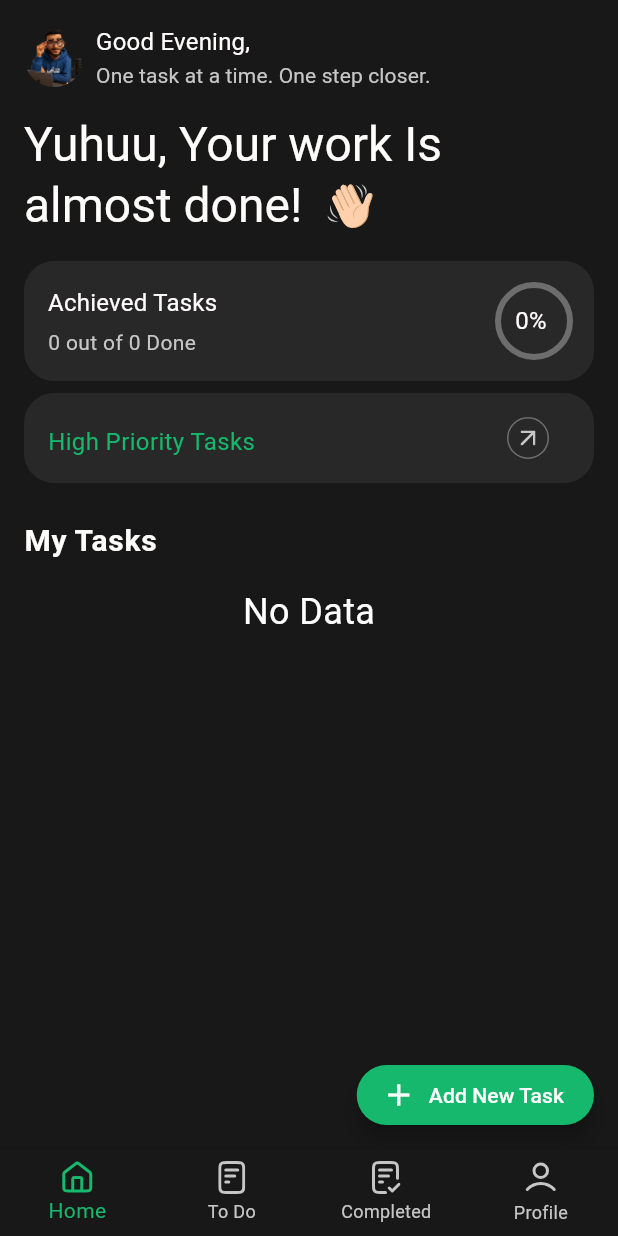
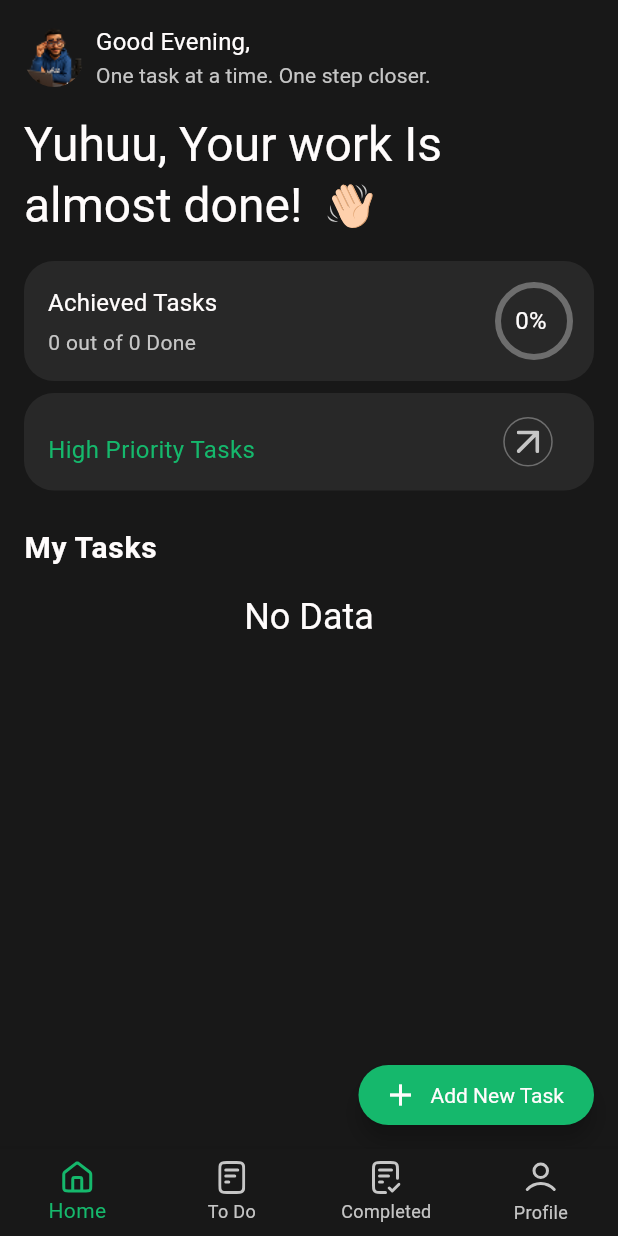
Before and after one commit to aiteamKBC/Tasky_App_V2, a Flutter app: the MainScreen screen opened directly, on a phone screen of 412 x 824 dp. Run offline on Flutter 3.47's test engine with Material 3 defaults, Android fonts, the phone set to English and light mode, and no system bars; our stand-ins replace flutter_svg, shared_preferences; accounts and stored records are empty.

Commit message:
Update Tasky App

```diff
--- a/lib/core/theme/dark_theme.dart
+++ b/lib/core/theme/dark_theme.dart
@@ -4,7 +4,10 @@ ThemeData darktheme = ThemeData(
   scaffoldBackgroundColor: Color(0XFF181818),
   useMaterial3: true,
   brightness: Brightness.dark,
-  colorScheme: ColorScheme.dark(primaryContainer: Color(0xFF282828)),
+  colorScheme: ColorScheme.dark(
+    primaryContainer: Color(0xFF282828),
+    secondary: Color(0xffC6C6C6),
+  ),
   appBarTheme: AppBarTheme(
     backgroundColor: Color(0XFF181818),
     titleTextStyle: TextStyle(
@@ -45,7 +48,20 @@ ThemeData darktheme = ThemeData(
     style: ButtonStyle(
       backgroundColor: WidgetStateProperty.all(Color((0xff15B86C))),
       foregroundColor: WidgetStateProperty.all(Color(0XFFFFFCFC)),
+      textStyle: WidgetStateProperty.all(
+        TextStyle(
+          fontWeight: FontWeight.w500,
+          fontSize: 14,
+          decoration: TextDecoration.none,
+        ),
+      ),
     ),
+  ),
+  floatingActionButtonTheme: FloatingActionButtonThemeData(
+    backgroundColor: const Color(0XFF15B86C),
+    foregroundColor: const Color(0XFFFFFCFC),
+    shape: RoundedRectangleBorder(borderRadius: BorderRadius.circular(30)),
+    extendedTextStyle: TextStyle(decoration: TextDecoration.none),
   ),
   textTheme: TextTheme(
     displaySmall: TextStyle(
@@ -110,5 +126,25 @@ ThemeData darktheme = ThemeData(
     shape: RoundedRectangleBorder(borderRadius: BorderRadius.circular(4)),
     side: BorderSide(color: Color(0xff6E6E6E), width: 2),
   ),
-  iconTheme: IconThemeData(color: Color(0xffC6C6C6)),
+  iconTheme: IconThemeData(color: Color(0xffFFFCFC)),
+  listTileTheme: ListTileThemeData(
+    titleTextStyle: TextStyle(
+      color: Color(0XFFFFFCFC),
+      fontSize: 16,
+      fontWeight: FontWeight.w400,
+    ),
+  ),
+  dividerTheme: DividerThemeData(thickness: 1, color: Color(0xff6E6E6E)),
+  textSelectionTheme: TextSelectionThemeData(
+    cursorColor: Colors.white,
+    selectionColor: const Color.fromARGB(255, 73, 138, 75),
+    selectionHandleColor: Colors.white,
+  ),
+  bottomNavigationBarTheme: BottomNavigationBarThemeData(
+    backgroundColor: Color(0xff181818),
+    selectedItemColor: Color(0xff15B86C),
+    unselectedItemColor: Color(0xffC6C6C6),
+    type: BottomNavigationBarType.fixed,
+  ),
+  splashFactory: NoSplash.splashFactory,
 );
--- a/lib/core/theme/light_theme.dart
+++ b/lib/core/theme/light_theme.dart
@@ -3,7 +3,10 @@ import 'package:flutter/material.dart';
 ThemeData lighttheme = ThemeData(
   scaffoldBackgroundColor: Color(0XFFF6F7F9),
   useMaterial3: true,
-  colorScheme: ColorScheme.light(primaryContainer: Color(0XFFFFFFFF)),
+  colorScheme: ColorScheme.light(
+    primaryContainer: Color(0XFFFFFFFF),
+    secondary: Color(0xff161F1B),
+  ),
   appBarTheme: AppBarTheme(
     backgroundColor: Color(0XFFF6F7F9),
     titleTextStyle: TextStyle(
@@ -44,7 +47,20 @@ ThemeData lighttheme = ThemeData(
     style: ButtonStyle(
       backgroundColor: WidgetStateProperty.all(Color((0xff15B86C))),
       foregroundColor: WidgetStateProperty.all(Color(0XFFFFFCFC)),
+      textStyle: WidgetStateProperty.all(
+        TextStyle(
+          fontWeight: FontWeight.w500,
+          fontSize: 14,
+          decoration: TextDecoration.none,
+        ),
+      ),
     ),
+  ),
+  floatingActionButtonTheme: FloatingActionButtonThemeData(
+    backgroundColor: const Color(0XFF15B86C),
+    foregroundColor: const Color(0XFFFFFCFC),
+    shape: RoundedRectangleBorder(borderRadius: BorderRadius.circular(30)),
+    extendedTextStyle: TextStyle(decoration: TextDecoration.none),
   ),
   textTheme: TextTheme(
     displaySmall: TextStyle(
@@ -117,5 +133,25 @@ ThemeData lighttheme = ThemeData(
     shape: RoundedRectangleBorder(borderRadius: BorderRadius.circular(4)),
     side: BorderSide(color: Color(0xffD1DAD6), width: 2),
   ),
-  iconTheme: IconThemeData(color: Color(0xff3A4640)),
+  iconTheme: IconThemeData(color: Color(0xff161F1B)),
+  listTileTheme: ListTileThemeData(
+    titleTextStyle: TextStyle(
+      color: Color(0xff161F1B),
+      fontSize: 16,
+      fontWeight: FontWeight.w400,
+    ),
+  ),
+  dividerTheme: DividerThemeData(thickness: 1, color: Color(0xffD1DAD6)),
+  textSelectionTheme: TextSelectionThemeData(
+    cursorColor: Colors.black,
+    selectionColor: const Color.fromARGB(255, 73, 138, 75),
+    selectionHandleColor: Colors.black,
+  ),
+  bottomNavigationBarTheme: BottomNavigationBarThemeData(
+    backgroundColor: Color(0xffF6F7F9),
+    selectedItemColor: Color(0xff15B86C),
+    unselectedItemColor: Color(0xff3A4640),
+    type: BottomNavigationBarType.fixed,
+  ),
+  splashFactory: NoSplash.splashFactory,
 );
--- /dev/null
+++ b/lib/core/widgets/custom_svg_picture.dart
@@ -0,0 +1,36 @@
+import 'package:flutter/material.dart';
+import 'package:flutter_svg/svg.dart';
+
+class CustomSvgPicture extends StatelessWidget {
+  const CustomSvgPicture({
+    super.key,
+    required this.path,
+    this.withColorFilter = true,
+    this.width,
+    this.hight,
+  });
+  const CustomSvgPicture.withoutColor({
+    super.key,
+    required this.path,
+    this.width,
+    this.hight,
+  }) : withColorFilter = false;
+  final String path;
+  final bool withColorFilter;
+  final double? width;
+  final double? hight;
+  @override
+  Widget build(BuildContext context) {
+    return SvgPicture.asset(
+      path,
+      width: width,
+      height: hight,
+      colorFilter: withColorFilter
+          ? ColorFilter.mode(
+              Theme.of(context).colorScheme.secondary,
+              BlendMode.srcIn,
+            )
+          : null,
+    );
+  }
+}
--- a/lib/core/widgets/custom_text_form_field.dart
+++ b/lib/core/widgets/custom_text_form_field.dart
@@ -32,7 +32,6 @@ class CustomTextFormField extends StatelessWidget {
         SizedBox(height: 8),
         TextFormField(
           controller: controller,
-          cursorColor: Colors.white,
           style: Theme.of(context).textTheme.labelMedium,
           validator: validator,
           maxLines: maxLine,
--- a/lib/screens/home_screen.dart
+++ b/lib/screens/home_screen.dart
@@ -2,11 +2,11 @@ import 'dart:convert';
 import 'package:flutter/material.dart';
 import 'package:flutter_svg/flutter_svg.dart';
 import 'package:taskyapp/core/services/preferences_manger.dart';
+import 'package:taskyapp/core/widgets/custom_svg_picture.dart';
 import 'package:taskyapp/models/task_model.dart';
 import 'package:taskyapp/screens/add_task_screen.dart';
 import 'package:taskyapp/widgets/archieved_tasks_widget.dart';
 import 'package:taskyapp/widgets/high_priority_tasks_widget.dart';
-import 'package:taskyapp/widgets/sliver_task_list.dart';
 import 'package:taskyapp/widgets/task_list_widget.dart';
 
 class HomeScreen extends StatefulWidget {
@@ -132,10 +132,10 @@ class _HomeScreenState extends State<HomeScreen> {
                               style: Theme.of(context).textTheme.titleLarge,
                             ),
                             const SizedBox(width: 8),
-                            SvgPicture.asset(
-                              "assets/images/wavinghand.svg",
-                              height: 32,
+                            CustomSvgPicture.withoutColor(
+                              path: "assets/images/wavinghand.svg",
                               width: 32,
+                              hight: 32,
                             ),
                           ],
                         ),
@@ -194,16 +194,8 @@ class _HomeScreenState extends State<HomeScreen> {
           height: 40,
           child: FloatingActionButton.extended(
             icon: const Icon(Icons.add),
-            label: const Text(
-              "Add New Task",
-              style: TextStyle(decoration: TextDecoration.none),
-            ),
+            label: const Text("Add New Task"),
 
-            backgroundColor: const Color(0XFF15B86C),
-            foregroundColor: const Color(0XFFFFFCFC),
-            shape: RoundedRectangleBorder(
-              borderRadius: BorderRadius.circular(30),
-            ),
             onPressed: () async {
               // الانتظار حتى يعود المستخدم من صفحة الإضافة لتحديث القائمة
               final bool? result = await Navigator.push(
--- a/lib/screens/main_screen.dart
+++ b/lib/screens/main_screen.dart
@@ -32,50 +32,24 @@ class _MainScreenState extends State<MainScreen> {
             _currentIndex = index ?? 0;
           });
         },
-        type: BottomNavigationBarType.fixed,
-        backgroundColor: Color(0xff181818),
-        selectedItemColor: Color(0xff15B86C),
-        unselectedItemColor: Color(0xffC6C6C6),
+
         items: [
           BottomNavigationBarItem(
-            icon: SvgPicture.asset(
-              "assets/images/home.svg",
-              colorFilter: ColorFilter.mode(
-                _currentIndex == 0 ? Color(0xff15B86C) : Color(0xffC6C6C6),
-                BlendMode.srcIn,
-              ),
-            ),
+            icon: _buildSvgPicture("assets/images/home.svg", 0),
 
             label: "Home",
           ),
           BottomNavigationBarItem(
-            icon: SvgPicture.asset(
-              "assets/images/to do.svg",
-              colorFilter: ColorFilter.mode(
-                _currentIndex == 1 ? Color(0xff15B86C) : Color(0xffC6C6C6),
-                BlendMode.srcIn,
-              ),
-            ),
+            icon: _buildSvgPicture("assets/images/to do.svg", 1),
             label: "To Do",
           ),
           BottomNavigationBarItem(
-            icon: SvgPicture.asset(
-              "assets/images/complete.svg",
-              colorFilter: ColorFilter.mode(
-                _currentIndex == 2 ? Color(0xff15B86C) : Color(0xffC6C6C6),
-                BlendMode.srcIn,
-              ),
-            ),
+            icon: _buildSvgPicture("assets/images/complete.svg", 2),
             label: "Completed",
           ),
           BottomNavigationBarItem(
-            icon: SvgPicture.asset(
-              "assets/images/profile.svg",
-              colorFilter: ColorFilter.mode(
-                _currentIndex == 3 ? Color(0xff15B86C) : Color(0xffC6C6C6),
-                BlendMode.srcIn,
-              ),
-            ),
+            icon: _buildSvgPicture("assets/images/profile.svg", 3),
+
             label: "Profile",
           ),
         ],
@@ -84,4 +58,14 @@ class _MainScreenState extends State<MainScreen> {
       body: SafeArea(child: _screen[_currentIndex]),
     );
   }
+
+  SvgPicture _buildSvgPicture(String path, int index) {
+    return SvgPicture.asset(
+      path,
+      colorFilter: ColorFilter.mode(
+        _currentIndex == index ? Color(0xff15B86C) : Color(0xffC6C6C6),
+        BlendMode.srcIn,
+      ),
+    );
+  }
 }
--- a/lib/screens/user_details_screen.dart
+++ b/lib/screens/user_details_screen.dart
@@ -86,7 +86,11 @@ class _UserDetailsScreenState extends State<UserDetailsScreen> {
                 },
                 child: Text(
                   "Save Changes",
-                  style: TextStyle(fontSize: 14, fontWeight: FontWeight.w500),
+                  style: TextStyle(
+                    fontSize: 14,
+                    fontWeight: FontWeight.w500,
+                    decoration: TextDecoration.none,
+                  ),
                 ),
               ),
             ],
--- a/lib/widgets/high_priority_tasks_widget.dart
+++ b/lib/widgets/high_priority_tasks_widget.dart
@@ -1,7 +1,7 @@
 import 'package:flutter/material.dart';
-import 'package:flutter_svg/svg.dart';
 import 'package:taskyapp/core/theme/theme_controler.dart';
 import 'package:taskyapp/core/widgets/custom_check_box.dart';
+import 'package:taskyapp/core/widgets/custom_svg_picture.dart';
 import 'package:taskyapp/models/task_model.dart';
 import 'package:taskyapp/screens/high_priority_screen.dart';
 
@@ -15,8 +15,14 @@ class HighPriorityTasks extends StatelessWidget {
   final Function(bool?, int?) onTap;
   final List<TaskModel> tasks;
   final Function refresh;
+
   @override
   Widget build(BuildContext context) {
+    final priorityTasks = tasks.reversed
+        .where((task) => task.isHighPriority)
+        .take(4)
+        .toList();
+
     return Container(
       decoration: BoxDecoration(
         color: Theme.of(context).colorScheme.primaryContainer,
@@ -30,12 +36,11 @@ class HighPriorityTasks extends StatelessWidget {
             child: Column(
               crossAxisAlignment: CrossAxisAlignment.start,
               children: [
-                Padding(
-                  padding: const EdgeInsets.all(16.0),
+                const Padding(
+                  padding: EdgeInsets.all(16),
                   child: Text(
-                    "High Priority Tasks",
-
-                    style: const TextStyle(
+                    'High Priority Tasks',
+                    style: TextStyle(
                       fontSize: 16,
                       fontWeight: FontWeight.w400,
                       color: Color(0xff15B86C),
@@ -43,31 +48,25 @@ class HighPriorityTasks extends StatelessWidget {
                   ),
                 ),
                 ListView.builder(
-                  physics: NeverScrollableScrollPhysics(),
+                  physics: const NeverScrollableScrollPhysics(),
                   shrinkWrap: true,
-                  itemCount: tasks.where((e) => e.isHighPriority).length > 4
-                      ? 4
-                      : tasks.where((e) => e.isHighPriority).length,
-                  itemBuilder: (BuildContext context, int index) {
-                    final task = tasks.reversed
-                        .where((e) => e.isHighPriority)
-                        .toList()[index];
+                  itemCount: priorityTasks.length,
+                  itemBuilder: (context, index) {
+                    final task = priorityTasks[index];
                     return Row(
                       children: [
                         CustomCheckBox(
                           value: task.isDone,
                           onChanged: (bool? value) {
-                            final index = tasks.indexWhere(
+                            final originalIndex = tasks.indexWhere(
                               (e) => e.id == task.id,
                             );
-                            onTap(value, index);
+                            onTap(value, originalIndex);
                           },
                         ),
-
                         Expanded(
                           child: Text(
                             task.taskName,
-
                             style: task.isDone
                                 ? Theme.of(context).textTheme.labelLarge
                                 : Theme.of(context).textTheme.titleMedium,
@@ -84,11 +83,7 @@ class HighPriorityTasks extends StatelessWidget {
             onTap: () async {
               await Navigator.push(
                 context,
-                MaterialPageRoute(
-                  builder: (BuildContext context) {
-                    return HighPriorityScreen();
-                  },
-                ),
+                MaterialPageRoute(builder: (context) => HighPriorityScreen()),
               );
               refresh();
             },
@@ -96,27 +91,20 @@ class HighPriorityTasks extends StatelessWidget {
               padding: const EdgeInsets.all(16),
               child: Container(
                 width: 56,
-                padding: EdgeInsets.all(8),
+                padding: const EdgeInsets.all(8),
                 decoration: BoxDecoration(
                   color: Theme.of(context).colorScheme.primaryContainer,
                   shape: BoxShape.circle,
                   border: Border.all(
                     color: ThemeControler.isDark()
-                        ? Color(0xff6E6E6E)
-                        : Color(0XFFD1DAD6),
+                        ? const Color(0xff6E6E6E)
+                        : const Color(0XFFD1DAD6),
                   ),
                 ),
-                child: SvgPicture.asset(
-                  "assets/images/Icon_arrow.svg",
-                  height: 10,
-                  width: 10,
-                  colorFilter: ColorFilter.mode(
-                    ThemeControler.isDark()
-                        ? Color(0xffC6C6C6)
-                        : Color(0xff3A4640),
-
-                    BlendMode.srcIn,
-                  ),
+                child: CustomSvgPicture(
+                  path: 'assets/images/Icon_arrow.svg',
+                  hight: 15,
+                  width: 15,
                 ),
               ),
             ),
--- a/lib/widgets/task_list_widget.dart
+++ b/lib/widgets/task_list_widget.dart
@@ -22,7 +22,7 @@ class TaskListWidget extends StatelessWidget {
         ? Center(
             child: Text(
               emptyMessage ?? "No Data",
-              style: TextStyle(color: Colors.white, fontSize: 24),
+              style: Theme.of(context).textTheme.displaySmall,
             ),
           )
         : ListView.separated(
@@ -34,12 +34,12 @@ class TaskListWidget extends StatelessWidget {
             padding: EdgeInsets.only(bottom: 40),
             itemCount: tasks.length,
             itemBuilder: (BuildContext context, int index) {
-              return  TaskItemWidget(
-                  model: tasks[index],
-                  onChanged: (bool? value) {
-                    onTap(value, index);
-                  },
-                );
+              return TaskItemWidget(
+                model: tasks[index],
+                onChanged: (bool? value) {
+                  onTap(value, index);
+                },
+              );
             },
           );
   }
```
Also changed, not shown: lib/screens/completed_task_screen.dart (+6 -4 lines), lib/screens/profile_screen.dart (+22 -41 lines), lib/screens/welcome_screen.dart (+12 -8 lines), lib/widgets/task_item_widget.dart (+8 -4 lines).
